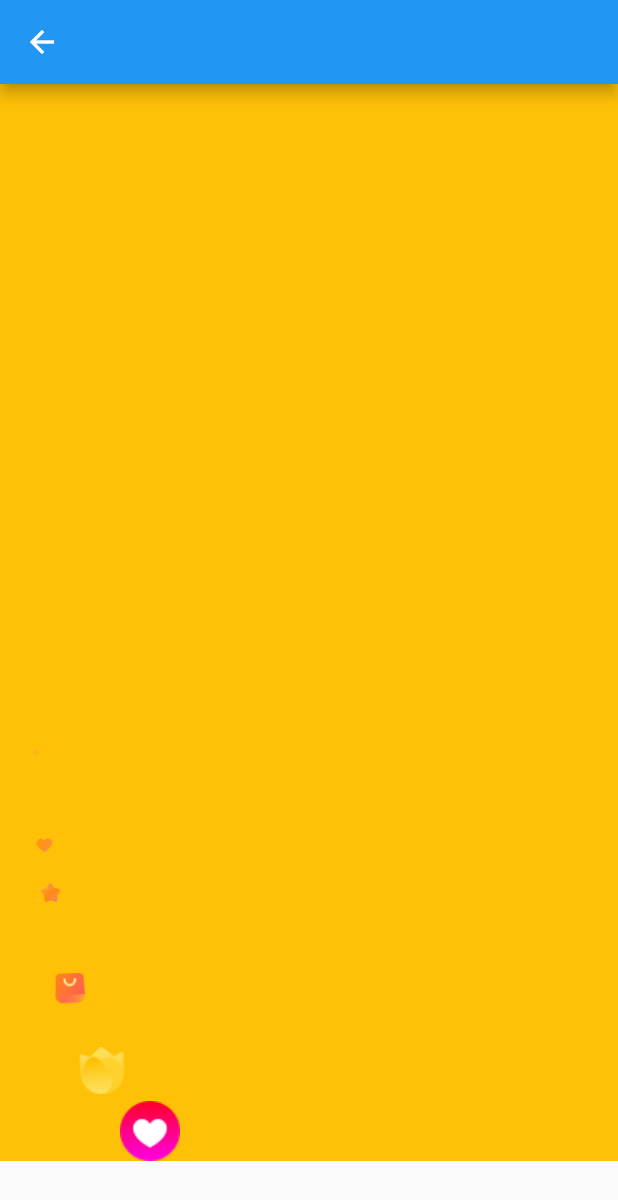
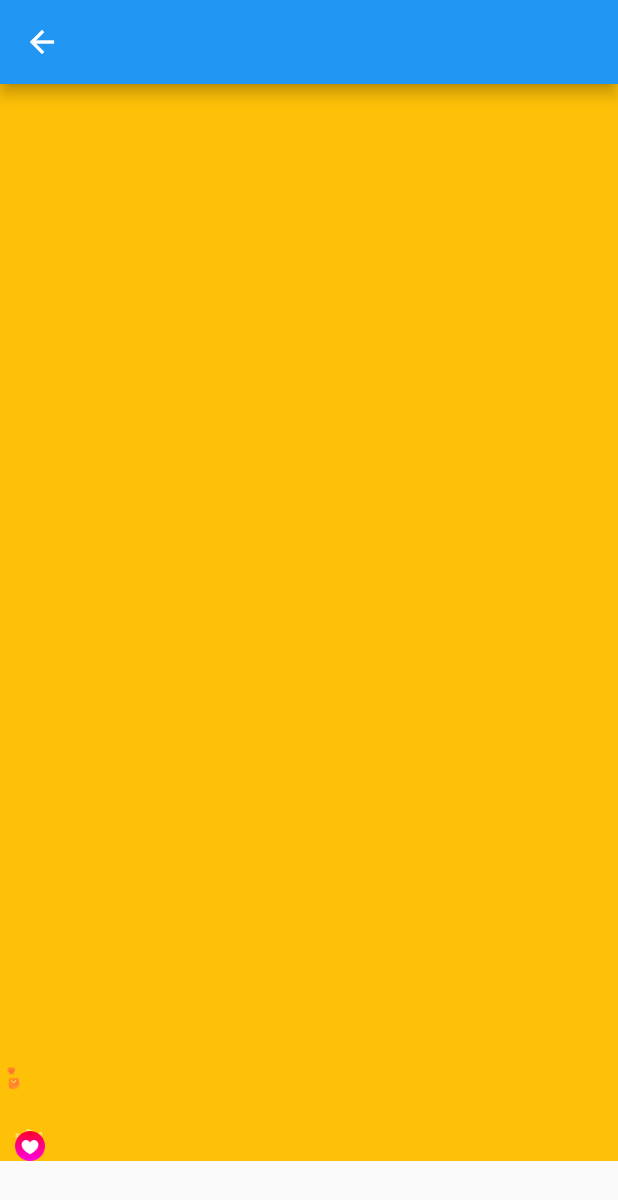
Before and after one commit to lifelikejuly/Flutter_Demo, a Flutter app: the AnimationLiveDemo screen opened directly, on a phone screen of 412 x 824 dp. Shown: the top 1200 px of the screen. Run offline on Flutter 3.47's test engine with Material 2 defaults, Android fonts, the phone set to English and light mode, and no system bars; our stand-ins replace charts_flutter, dio, flutter_redux, flutter_swiper, pull_to_refresh, redux and 1 more; missing offline and left inert: fish_redux; statements that could not run were skipped.

Commit message:
demo: 动效参数修改

```diff
--- a/lib/demo/animation/animation_live_demo.dart
+++ b/lib/demo/animation/animation_live_demo.dart
@@ -27,17 +27,53 @@ class LiveAnimationWidget extends StatelessWidget {
     return Stack(
       children: <Widget>[
         LiveAnimationLogo("res/img/love.png"),
-        LiveAnimationLogo("res/img/start.png", delayed: 200),
-        LiveAnimationLogo("res/img/shopping.png", delayed: 400),
-        LiveAnimationLogo("res/img/flower.png", delayed: 600),
-        LiveAnimationLogo("res/img/yellow_start.png", delayed: 800),
-        LiveAnimationLogo("res/img/wa.png", delayed: 1000),
-        Positioned(
-          bottom: 0,
-          left: (200 - 40) / 2,
-          child: Image.asset("res/img/live.png"),
-        )
+        LiveAnimationLogo(
+          "res/img/start.png",
+          delayed: 200,
+          curves: Curves.easeInOutQuad,
+        ),
+        LiveAnimationLogo(
+          "res/img/shopping.png",
+          delayed: 400,
+          curves: Curves.easeOut,
+        ),
+        LiveAnimationLogo(
+          "res/img/flower.png",
+          delayed: 600,
+          curves: Curves.easeInOutQuart,
+        ),
+        LiveAnimationLogo(
+          "res/img/yellow_start.png",
+          delayed: 800,
+          curves: Curves.easeOutSine,
+        ),
+        LiveAnimationLogo(
+          "res/img/wa.png",
+          delayed: 1000,
+          curves: Curves.easeOut,
+        ),
+        LoveLogo(),
       ],
+    );
+  }
+}
+
+const double logoSize = 20;
+const double mWidth = 40;
+const double mHeight = 75;
+const mAngle = math.pi / 10;
+
+class LoveLogo extends StatelessWidget {
+  @override
+  Widget build(BuildContext context) {
+    return Positioned(
+      bottom: 0,
+      left: (mWidth - logoSize) / 2,
+      child: Image.asset(
+        "res/img/live.png",
+        width: logoSize,
+        height: logoSize,
+      ),
     );
   }
 }
@@ -45,8 +81,10 @@ class LiveAnimationWidget extends StatelessWidget {
 class LiveAnimationLogo extends StatefulWidget {
   final String logoAsset;
   final int delayed;
+  final Curve curves;
 
-  LiveAnimationLogo(this.logoAsset, {this.delayed = 0});
+  LiveAnimationLogo(this.logoAsset,
+      {this.delayed = 0, this.curves = Curves.linear});
 
   @override
   _LiveAnimationState createState() => _LiveAnimationState();
@@ -57,7 +95,6 @@ class _LiveAnimationState extends State<LiveAnimationLogo>
   AnimationController _animationController;
   Animation<double> _animation;
   double _value = 1.0;
-  double _size = 40;
 
   //起始位置
   var x0;
@@ -78,10 +115,6 @@ class _LiveAnimationState extends State<LiveAnimationLogo>
   double left = 0;
   double top = 0;
   double angle = 0.0;
-
-  final mWidth = 200.0;
-  final mHeight = 300.0;
-  final mAngle = math.pi / 10;
 
   TickerFuture tickerFuture;
 
@@ -112,9 +145,9 @@ class _LiveAnimationState extends State<LiveAnimationLogo>
       }
     };
     _animationController =
-        AnimationController(vsync: this, duration: Duration(seconds: 1));
+        AnimationController(vsync: this, duration: Duration(milliseconds: 1000));
     _animation = Tween<double>(begin: 0, end: 1).animate(
-        CurvedAnimation(parent: _animationController, curve: Curves.linear))
+        CurvedAnimation(parent: _animationController, curve: widget.curves))
       ..addListener(_animationListener);
     _animationController.addStatusListener((status) {
       if (AnimationStatus.completed == status) {
@@ -138,7 +171,7 @@ class _LiveAnimationState extends State<LiveAnimationLogo>
 //    var x0 = (mWidth - _size) / 2;
 //    var y0 = mHeight - _size;
     x0 = math.Random().nextDouble() * mWidth;
-    y0 = mHeight - _size;
+    y0 = mHeight - logoSize;
     //拐点一
     x1 = math.Random().nextDouble() * mWidth;
     y1 = (mHeight + math.Random().nextDouble() * mHeight) / 2;
@@ -146,8 +179,8 @@ class _LiveAnimationState extends State<LiveAnimationLogo>
     x2 = math.Random().nextDouble() * mWidth;
     y2 = math.Random().nextDouble() * mHeight / 2;
     //终点位置
-    x3 = (mWidth - _size) / 2;
-    y3 = -_size;
+    x3 = (mWidth - logoSize) / 2;
+    y3 = -logoSize;
 
     var tempValue = math.Random().nextDouble();
     angle = (tempValue < 0.5) ? -tempValue * mAngle : tempValue * mAngle;
@@ -156,7 +189,7 @@ class _LiveAnimationState extends State<LiveAnimationLogo>
   @override
   Widget build(BuildContext context) {
     return Positioned(
-      bottom: top + _size,
+      bottom: top + logoSize,
       left: left,
       child: Opacity(
         opacity: (1 - _value),
@@ -164,8 +197,8 @@ class _LiveAnimationState extends State<LiveAnimationLogo>
           angle: angle,
           child: Image.asset(
             widget.logoAsset,
-            width: _size * (1 - _value),
-            height: _size * (1 - _value),
+            width: logoSize * (1 - _value),
+            height: logoSize * (1 - _value),
           ),
         ),
       ),
```
